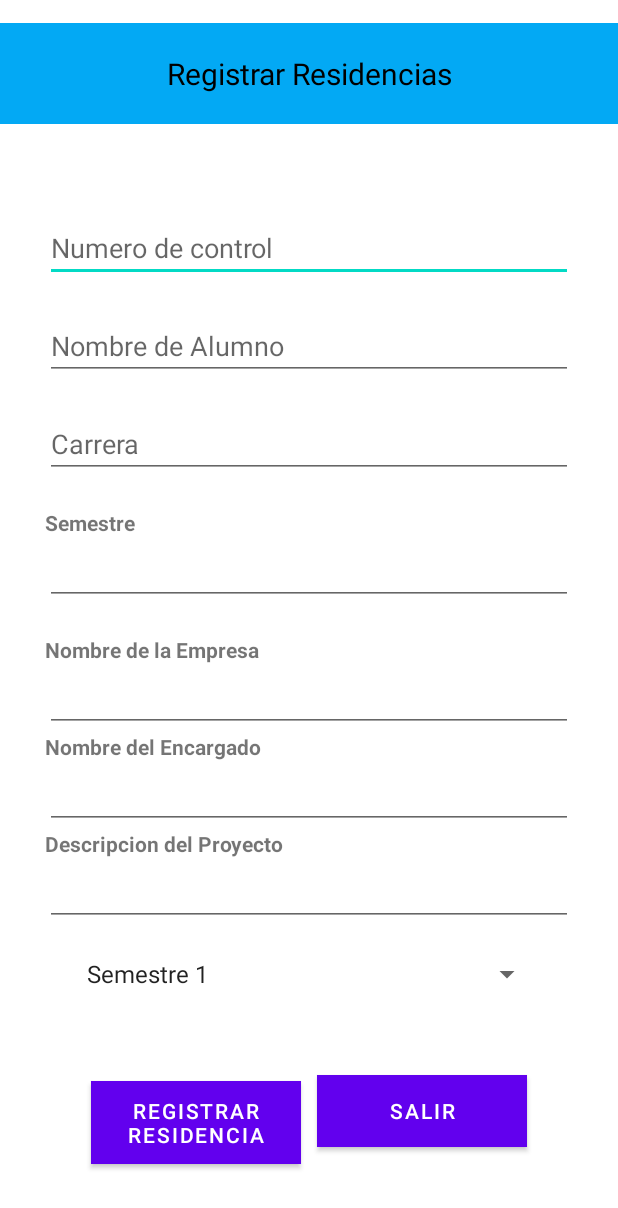
After one commit to Gabrielruiz1712/PlataformaSGE_RES, an Android app: the layout activity_agregar_dependencia.xml on its own in the app's theme, with its tools: preview values and no code run, on a phone screen of 412 x 824 dp. The commit adds this screen. Shown: the top 1208 px of the screen. Run offline under Robolectric (Android 15) with nearby library versions, the phone set to English and light mode, and no system bars.

Commit message:
Solo falta la lógica de alta de reportes

```diff
--- a/app/src/main/AndroidManifest.xml
+++ b/app/src/main/AndroidManifest.xml
@@ -9,7 +9,8 @@
         android:roundIcon="@mipmap/ic_launcher_round"
         android:supportsRtl="true"
         android:theme="@style/Theme.PlataformaSGE_RES">
-        <activity android:name=".SeleccionProyecto"></activity>
+        <activity android:name=".AgregarDependencia"></activity>
+        <activity android:name=".SeleccionProyecto" />
         <activity android:name=".DetalleProyecto" />
         <activity android:name=".MenuResidencias" />
         <activity android:name=".Menu" />
--- /dev/null
+++ b/app/src/main/java/mx/edu/itm/link/plataformasge_res/AgregarDependencia.kt
@@ -0,0 +1,22 @@
+package mx.edu.itm.link.plataformasge_res
+
+import android.os.Bundle
+import androidx.appcompat.app.AppCompatActivity
+import mx.edu.itm.link.plataformasge_res.databinding.ActivityAgregarDependenciaBinding
+import mx.edu.itm.link.plataformasge_res.models.Alumno
+
+class AgregarDependencia : AppCompatActivity() {
+    private lateinit var binding: ActivityAgregarDependenciaBinding
+    override fun onCreate(savedInstanceState: Bundle?) {
+        super.onCreate(savedInstanceState)
+        binding = ActivityAgregarDependenciaBinding.inflate(layoutInflater)
+        setContentView(binding.root)
+
+        val alumno = intent.getSerializableExtra("ALUMNO") as Alumno
+
+        binding.numeroControlR.setText(alumno.nc)
+        binding.nombreR.setText("${alumno.nombre} ${alumno.apellidos}")
+
+        //TODO: Hacer todo lo relacionado con la alta de dependencia en la BD
+    }
+}
--- a/app/src/main/java/mx/edu/itm/link/plataformasge_res/MenuResidencias.kt
+++ b/app/src/main/java/mx/edu/itm/link/plataformasge_res/MenuResidencias.kt
@@ -37,7 +37,7 @@ class MenuResidencias : AppCompatActivity() {
         }
 
         binding.fabAgregarProeyecto.setOnClickListener {
-            val intent = Intent(this, Menu::class.java)
+            val intent = Intent(this, AgregarDependencia::class.java)
             intent.putExtra("ALUMNO", alumno)
             startActivity(intent)
         }
--- a/app/src/main/java/mx/edu/itm/link/plataformasge_res/SeleccionProyecto.kt
+++ b/app/src/main/java/mx/edu/itm/link/plataformasge_res/SeleccionProyecto.kt
@@ -37,6 +37,7 @@ class SeleccionProyecto : AppCompatActivity() {
         }
         //Se asigna profesor random
 
+        //TODO: Aca se debe seleccionar un profe disponible y luego setearlo como no disponible en la BD
         val profesorSeleccionado = profesoresDeLinea.random()
         binding.asesorSeleccion.text =
             "${profesorSeleccionado.nombre}\n${profesorSeleccionado.titulo}"
--- /dev/null
+++ b/app/src/main/res/layout/activity_agregar_dependencia.xml
@@ -0,0 +1,128 @@
+<?xml version="1.0" encoding="utf-8"?>
+<LinearLayout xmlns:android="http://schemas.android.com/apk/res/android"
+    xmlns:app="http://schemas.android.com/apk/res-auto"
+    xmlns:tools="http://schemas.android.com/tools"
+    android:layout_width="match_parent"
+    android:layout_height="match_parent"
+    android:orientation="vertical"
+    tools:context=".AgregarDependencia">
+
+    <TextView
+        android:layout_marginTop="15dp"
+        android:layout_marginBottom="30dp"
+        android:layout_width="match_parent"
+        android:layout_height="wrap_content"
+        android:background="#03A9F4"
+        android:gravity="center"
+        android:padding="20dp"
+        android:text="Registrar Residencias"
+        android:textSize="20dp"
+        android:textColor="@color/black"/>
+
+    <LinearLayout
+        android:layout_width="match_parent"
+        android:layout_height="wrap_content"
+        android:orientation="vertical"
+        android:layout_margin="30dp">
+
+        <EditText
+            android:id="@+id/numeroControlR"
+            android:layout_width="match_parent"
+            android:layout_height="wrap_content"
+            android:layout_marginBottom="20dp"
+            android:hint="Numero de control"
+            android:text=""/>
+
+        <EditText
+            android:id="@+id/nombreR"
+            android:layout_width="match_parent"
+            android:layout_height="wrap_content"
+            android:layout_marginBottom="20dp"
+            android:hint="Nombre de Alumno"/>
+
+
+        android:textStyle="bold"/>
+        <EditText
+            android:id="@+id/carreraR"
+            android:layout_width="match_parent"
+            android:layout_height="wrap_content"
+            android:layout_marginBottom="20dp"
+            android:hint="Carrera"/>
+
+        <TextView
+            android:layout_width="match_parent"
+            android:layout_height="wrap_content"
+            android:text="Semestre"
+            android:textStyle="bold"/>
+        <EditText
+            android:id="@+id/semestreR"
+            android:layout_width="match_parent"
+            android:layout_height="wrap_content"
+            android:layout_marginBottom="20dp"/>
+
+
+        <TextView
+            android:layout_width="match_parent"
+            android:layout_height="wrap_content"
+            android:text="Nombre de la Empresa"
+            android:textStyle="bold"/>
+        <EditText
+            android:id="@+id/LugarR"
+            android:layout_width="match_parent"
+            android:layout_height="wrap_content"
+            android:text="" />
+        <TextView
+            android:layout_width="match_parent"
+            android:layout_height="wrap_content"
+            android:text="Nombre del Encargado"
+            android:textStyle="bold"/>
+        <EditText
+            android:id="@+id/ProyectoR"
+            android:layout_width="match_parent"
+            android:layout_height="wrap_content"
+            android:text="" />
+        <TextView
+            android:layout_width="match_parent"
+            android:layout_height="wrap_content"
+            android:text="Descripcion del Proyecto"
+            android:textStyle="bold"/>
+        <EditText
+            android:id="@+id/ProyectoD"
+            android:layout_width="match_parent"
+            android:layout_height="wrap_content"
+            android:text="" />
+        <Spinner
+            android:id="@+id/spinnerSemestres"
+            android:layout_width="match_parent"
+            android:layout_height="wrap_content"
+            android:entries="@array/numSemestres"
+            android:layout_margin="20dp"
+            android:gravity="center"
+            android:textSize="23dp"/>
+    </LinearLayout>
+
+    <LinearLayout
+        android:layout_width="match_parent"
+        android:layout_height="match_parent"
+        android:orientation="horizontal"
+        android:gravity="center_horizontal">
+
+        <Button
+            android:id="@+id/btnRegistro"
+            android:layout_width="140dp"
+            android:layout_height="wrap_content"
+            android:layout_margin="5dp"
+            android:background="#00F334"
+            android:text="Registrar  Residencia" />
+
+        <Button
+            android:id="@+id/btnRegresar"
+            android:layout_width="140dp"
+            android:layout_height="wrap_content"
+            android:layout_margin="5dp"
+            android:background="#F44336"
+            android:text="Salir" />
+
+    </LinearLayout>
+
+</LinearLayout>
--- a/app/src/main/res/values/strings.xml
+++ b/app/src/main/res/values/strings.xml
@@ -1,5 +1,15 @@
 <resources>
     <string name="app_name">PlataformaSGE_RES</string>
+
+  <string-array name="numSemestres">
+    <item>Semestre 1</item>
+    <item>Semestre 2</item>
+    <item>Semestre 3</item>
+    <item>Semestre 4</item>
+    <item>Semestre 5</item>
+    <item>Semestre 6</item>
+    <item>Semestre 7</item>
+  </string-array>
 
     <string name="baseDatos">
       {
```
